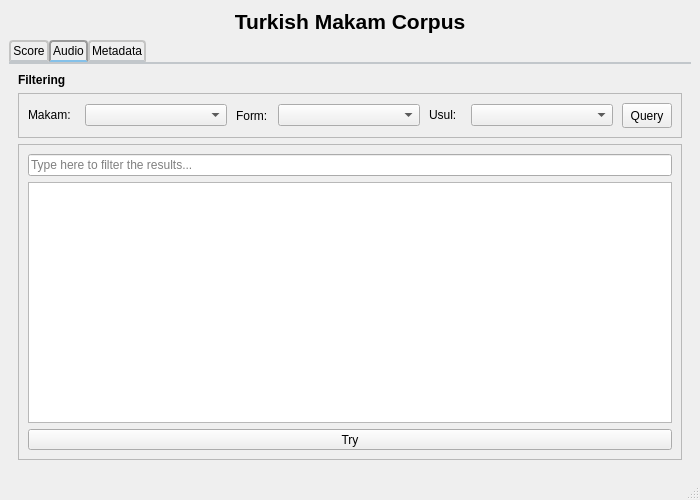
Old version of the form design/makam_main.ui in the repository MTG/dunya-desktop.
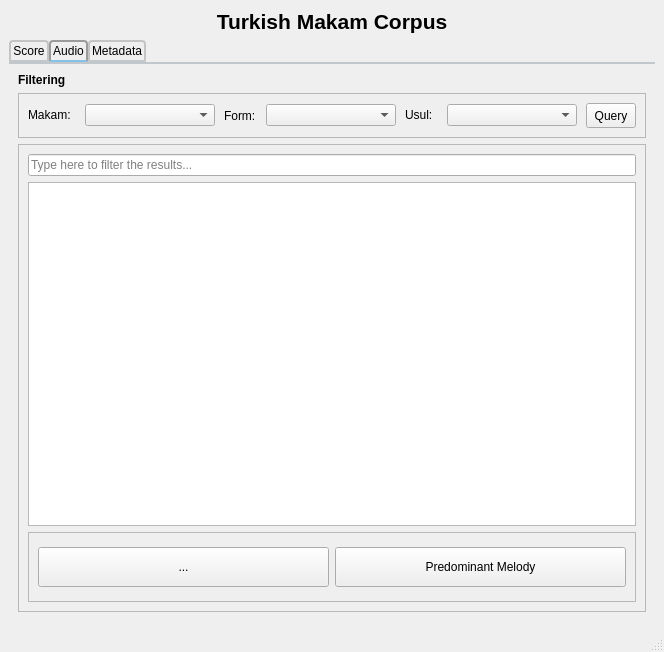
New version of the form. Icons and pictures are not drawn.

Commit message: added thread for download and query operations

```diff
--- a/design/makam_main.ui
+++ b/design/makam_main.ui
@@ -6,8 +6,8 @@
    <rect>
     <x>0</x>
     <y>0</y>
-    <width>700</width>
-    <height>500</height>
+    <width>664</width>
+    <height>652</height>
    </rect>
   </property>
   <property name="baseSize">
@@ -307,16 +307,67 @@
             </layout>
            </item>
            <item row="1" column="0">
-            <widget class="QToolButton" name="toolButton">
-             <property name="sizePolicy">
-              <sizepolicy hsizetype="Expanding" vsizetype="Fixed">
-               <horstretch>0</horstretch>
-               <verstretch>0</verstretch>
-              </sizepolicy>
+            <widget class="QFrame" name="frame">
+             <property name="minimumSize">
+              <size>
+               <width>0</width>
+               <height>70</height>
+              </size>
              </property>
-             <property name="text">
-              <string>Try</string>
+             <property name="frameShape">
+              <enum>QFrame::StyledPanel</enum>
              </property>
+             <property name="frameShadow">
+              <enum>QFrame::Raised</enum>
+             </property>
+             <layout class="QGridLayout" name="gridLayout_3">
+              <item row="0" column="0">
+               <layout class="QHBoxLayout" name="horizontalLayout">
+                <item>
+                 <widget class="QToolButton" name="toolButton_download_audio">
+                  <property name="sizePolicy">
+                   <sizepolicy hsizetype="Expanding" vsizetype="Fixed">
+                    <horstretch>0</horstretch>
+                    <verstretch>0</verstretch>
+                   </sizepolicy>
+                  </property>
+                  <property name="minimumSize">
+                   <size>
+                    <width>0</width>
+                    <height>40</height>
+                   </size>
+                  </property>
+                  <property name="text">
+                   <string>...</string>
+                  </property>
+                  <property name="icon">
+                   <iconset resource="resource-compmusic.qrc">
+                    <normaloff>:/compmusic/images/sound-waves.svg</normaloff>:/compmusic/images/sound-waves.svg</iconset>
+                  </property>
+                 </widget>
+                </item>
+                <item>
+                 <widget class="QToolButton" name="toolButton_download_pdm">
+                  <property name="sizePolicy">
+                   <sizepolicy hsizetype="Expanding" vsizetype="Fixed">
+                    <horstretch>0</horstretch>
+                    <verstretch>0</verstretch>
+                   </sizepolicy>
+                  </property>
+                  <property name="minimumSize">
+                   <size>
+                    <width>0</width>
+                    <height>40</height>
+                   </size>
+                  </property>
+                  <property name="text">
+                   <string>Predominant Melody</string>
+                  </property>
+                 </widget>
+                </item>
+               </layout>
+              </item>
+             </layout>
             </widget>
            </item>
           </layout>
```
Left out of the diff: 2 changed lines with no effect on the pictures. The commit also changes 5 other files.
